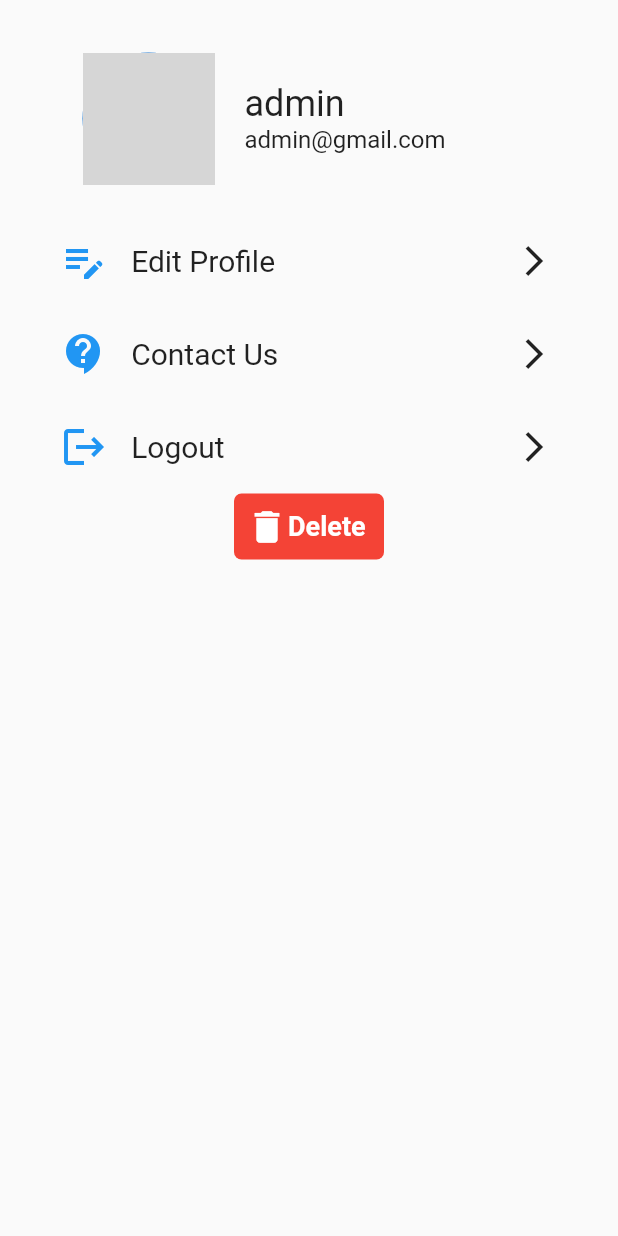
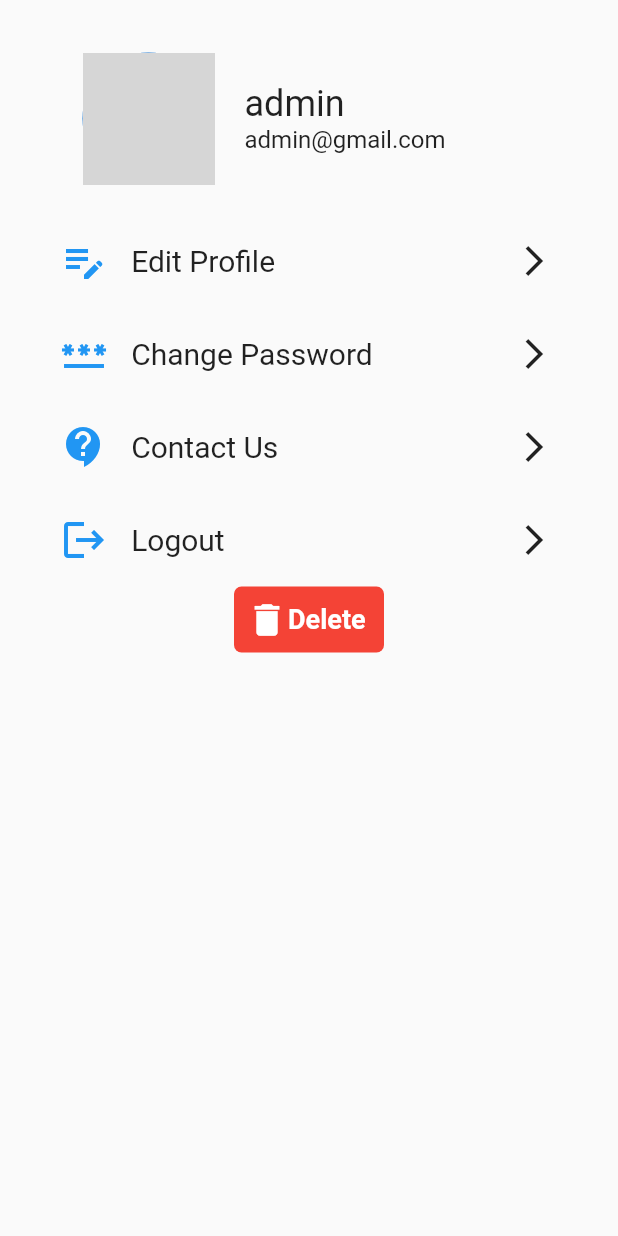
Before and after one commit to seabeePraveen/Qconnect-App, a Flutter app: the ProfileOptionsPage screen opened by its route, on a phone screen of 412 x 824 dp. Run offline on Flutter 3.47's test engine with Material 2 defaults, Android fonts, the phone set to English and light mode, and no system bars; our stand-ins replace get; network calls fail; grey boxes are pictures that could not be loaded.

Commit message:
change password page created and connected to backend

```diff
--- a/lib/main.dart
+++ b/lib/main.dart
@@ -1,3 +1,4 @@
+import 'package:Qconnect/pages/change_password.dart';
 import 'package:Qconnect/pages/home_page.dart';
 import 'package:Qconnect/pages/login_page.dart';
 import 'package:Qconnect/pages/message_page.dart';
@@ -34,6 +35,7 @@ class MyApp extends StatelessWidget {
           MyRoutes.SearchPage: (context) => const SearchPage(),
           MyRoutes.MessagePage: (context) => const MessagePage(),
           MyRoutes.ProfileOptionsPage: (context) => ProfileOptionsPage(),
+          MyRoutes.ChangePasswordPage: (context) => ChangePassword(),
         },
       ),
     );
--- a/lib/pages/profile_options.dart
+++ b/lib/pages/profile_options.dart
@@ -79,6 +79,40 @@ class ProfileOptionsPage extends StatelessWidget {
                         flex: 80,
                         child: Text(
                           "Edit Profile",
+                          style: TextStyle(fontSize: 20),
+                        ),
+                      ),
+                      Expanded(
+                        flex: 10,
+                        child: Icon(Icons.arrow_forward_ios),
+                      ),
+                    ],
+                  ),
+                ),
+              ),
+            ),
+            Padding(
+              padding: const EdgeInsets.symmetric(vertical: 15, horizontal: 10),
+              child: Container(
+                child: InkWell(
+                  onTap: () {
+                    Navigator.pushNamed(context, MyRoutes.ChangePasswordPage);
+                  },
+                  child: const Row(
+                    children: [
+                      Expanded(
+                        flex: 10,
+                        child: Icon(
+                          Icons.password,
+                          size: 32,
+                          color: Colors.blue,
+                        ),
+                      ),
+                      Expanded(flex: 5, child: SizedBox()),
+                      Expanded(
+                        flex: 80,
+                        child: Text(
+                          "Change Password",
                           style: TextStyle(fontSize: 20),
                         ),
                       ),
--- a/lib/utils/routes.dart
+++ b/lib/utils/routes.dart
@@ -6,4 +6,5 @@ class MyRoutes {
   static String SearchPage = '/search';
   static String MessagePage = '/message';
   static String ProfileOptionsPage = '/profileoptions';
+  static String ChangePasswordPage = '/changepassword';
 }
--- a/pubspec.yaml
+++ b/pubspec.yaml
@@ -39,6 +39,7 @@ dependencies:
   http: ^1.0.0
   provider: ^6.0.5
   flutter_launcher_icons: ^0.13.1
+  image_picker: ^1.0.0
 flutter_launcher_icons:
   android: "launcher_icon"
   ios: true
```
Also changed, not shown: lib/pages/change_password.dart (added, +132 -0 lines), lib/provider/token_provider.dart (+15 -0 lines), pubspec.lock, 3 other files.
